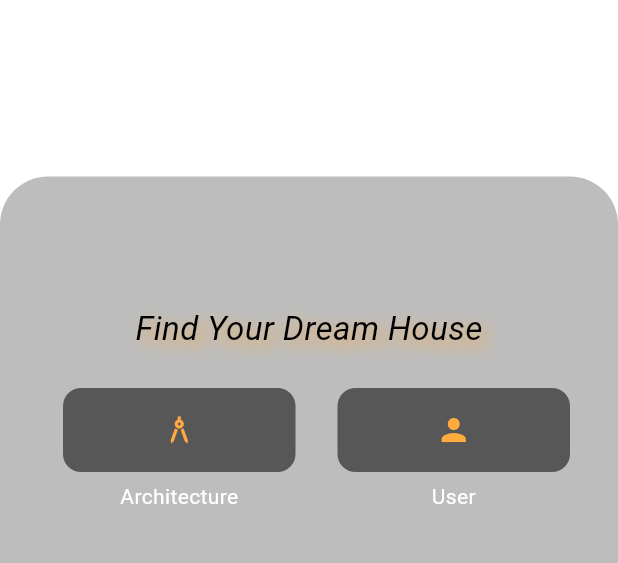
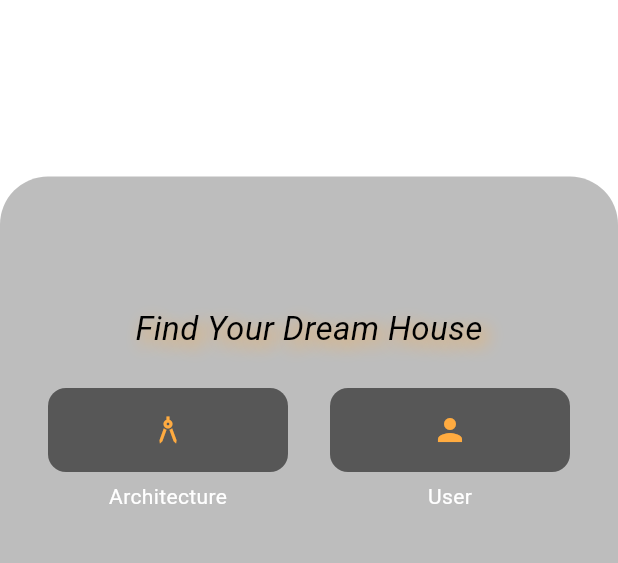
Before and after one commit to MuammarIbnu/MisaStudio, a Flutter app: the screen it shows after launch, on a phone screen of 412 x 824 dp, the part 596-1159 px from its top. Run offline on Flutter 3.47's test engine with Material 3 defaults, Android fonts, the phone set to English and light mode, and no system bars; Roboto replaces fonts that are missing (Urbanist).

Commit message:
login page user

```diff
--- /dev/null
+++ b/lib/controllers/public/splash_controller.dart
@@ -0,0 +1,13 @@
+import 'package:flutter/material.dart';
+import 'package:misastudio/routes.dart';
+
+class SplashController {
+  void login(BuildContext context, String role) {
+
+    if (role == 'user') {
+      Navigator.pushNamed(context, AppRoutes.login_page);
+    } else if (role == 'architecture') {
+      Navigator.pushNamed(context, AppRoutes.login_page);
+    }
+  }
+}
--- a/lib/main.dart
+++ b/lib/main.dart
@@ -29,7 +29,7 @@ class HabitlyApp extends StatelessWidget {
           initialRoute: AppRoutes.splash_page,
 
           routes: {
-            AppRoutes.splash_page: (context) => const SplashPage(),
+            AppRoutes.splash_page: (context) =>  SplashPage(),
             AppRoutes.login_page: (context) => const LoginPage(),
           },
         );
--- a/lib/public/login_page.dart
+++ b/lib/public/login_page.dart
@@ -20,8 +20,6 @@ class _LoginPageState extends State<LoginPage> {
       );
       return;
     }
-
-    // Navigator.pushReplacementNamed(context, AppRoutes.home);
   }
 
   @override
@@ -32,6 +30,15 @@ class _LoginPageState extends State<LoginPage> {
       backgroundColor: isDark
           ? AppColor.darkBackground
           : AppColor.lightBackground,
+
+      appBar: AppBar(
+        leading: IconButton(
+            icon: Icon(Icons.arrow_back),
+            onPressed: () {
+              Navigator.pop(context);
+            },
+        ),
+      ),
 
       body: SafeArea(
         child: Padding(
@@ -46,7 +53,7 @@ class _LoginPageState extends State<LoginPage> {
                 'assets/images/logo misa studio tanpa.png',
                 width: 260,
               ),
-gio
+
               const SizedBox(height: 4),
 
               /// REGISTER TEXT
@@ -69,7 +76,7 @@ gio
 
               const SizedBox(height: 32),
 
-              /// EMAIL FIELD akuunya
+              /// EMAIL FIELD
               _EmailField(controller: emailController),
 
               const SizedBox(height: 16),
--- a/lib/public/splash_page.dart
+++ b/lib/public/splash_page.dart
@@ -2,9 +2,13 @@ import 'package:flutter/material.dart';
 import '../routes.dart';
 import '../theme/app_color.dart';
 import '../theme/app_text.dart';
+import 'package:misastudio/widgets/buttons/role_login_button.dart';
+import 'package:misastudio/controllers/public/splash_controller.dart';
 
 class SplashPage extends StatelessWidget {
-  const SplashPage({super.key});
+  SplashPage({super.key});
+
+  final SplashController controller = SplashController();
 
   @override
   Widget build(BuildContext context) {
@@ -55,46 +59,22 @@ class SplashPage extends StatelessWidget {
                           blurRadius: 14,
                           offset: Offset(4, 4),
                         )
-                      ]
+                      ],
                     ),
                   ),
 
                   const SizedBox(height: 24),
 
+                  /// ===== ROW BUTTONS =====
                   Row(
                     mainAxisAlignment: MainAxisAlignment.center,
                     children: [
-                      SizedBox(width: 10),
-
-                      /// BUTTON LOGIN USER
+                      /// BUTTON LOGIN ARCHITECTURE
                       Expanded(
-                        child: InkWell(
-                          borderRadius: BorderRadius.circular(12),
-                          onTap: () {
-                            // Navigator.pushNamed(context,
-                            //   AppRoutes.login_page,
-                            // );
-                          },
-                          child: Column(
-                            mainAxisSize: MainAxisSize.min,
-                            children: [
-                              Container(
-                                height: 56,
-                                decoration: BoxDecoration(
-                                  color: AppColor.primary,
-                                  borderRadius: BorderRadius.circular(12),
-                                ),
-                                child: const Center(
-                                  child: Icon(
-                                      Icons.architecture_outlined,
-                                      color: AppColor.orangeaccent,
-                                    ),
-                                  ),
-                              ),
-                              const SizedBox(height: 6),
-                              const Text('Architecture'),
-                            ],
-                          ),
+                        child: RoleLoginButton(
+                          label: 'Architecture',
+                          icon: Icons.architecture,
+                          onPressed: () => controller.login(context, 'architecture'),
                         ),
                       ),
 
@@ -102,33 +82,10 @@ class SplashPage extends StatelessWidget {
 
                       /// BUTTON LOGIN USER
                       Expanded(
-                        child: InkWell(
-                          borderRadius: BorderRadius.circular(12),
-                          onTap: () {
-                            Navigator.pushNamed(context,
-                              AppRoutes.login_page,
-                            );
-                          },
-                          child: Column(
-                            mainAxisSize: MainAxisSize.min,
-                            children: [
-                              Container(
-                                height: 56,
-                                decoration: BoxDecoration(
-                                  color: AppColor.primary,
-                                  borderRadius: BorderRadius.circular(12),
-                                ),
-                                child: const Center(
-                                  child: Icon(
-                                    Icons.person,
-                                    color: AppColor.orangeaccent,
-                                  ),
-                                ),
-                              ),
-                              const SizedBox(height: 6),
-                              const Text('User'),
-                            ],
-                          ),
+                        child: RoleLoginButton(
+                          label: 'User',
+                          icon: Icons.person,
+                          onPressed: () => controller.login(context, 'user'),
                         ),
                       ),
                     ],
--- /dev/null
+++ b/lib/widgets/buttons/role_login_button.dart
@@ -0,0 +1,44 @@
+import 'package:flutter/material.dart';
+import 'package:misastudio/theme/app_color.dart';
+import 'package:misastudio/widgets/buttons/role_login_button.dart';
+
+class RoleLoginButton extends StatelessWidget {
+  final String label;
+  final IconData icon;
+  final VoidCallback onPressed;
+
+  const RoleLoginButton({
+    super.key,
+    required this.label,
+    required this.icon,
+    required this.onPressed,
+    });
+
+  @override
+  Widget build(BuildContext context){
+    return InkWell(
+      borderRadius: BorderRadius.circular(12),
+      onTap: onPressed,
+      child: Column(
+        mainAxisSize: MainAxisSize.min,
+        children: [
+          Container(
+            height: 56,
+            decoration: BoxDecoration(
+              color: AppColor.primary,
+              borderRadius: BorderRadius.circular(12),
+            ),
+            child: Center(
+              child: Icon(
+                icon,
+                color: AppColor.orangeaccent,
+              ),
+            ),
+          ),
+          const SizedBox(height: 6),
+          Text(label),
+        ],
+      ),
+    );
+  }
+}
```
